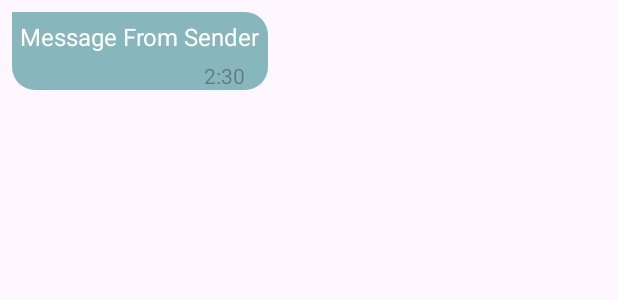
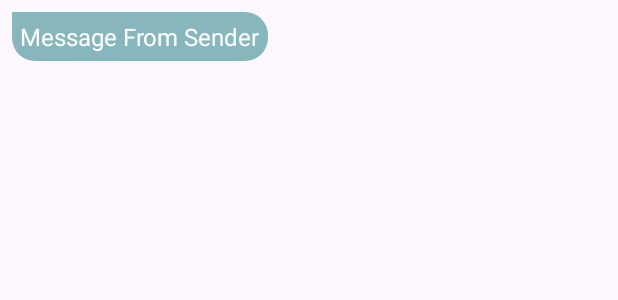
Before and after one commit to DevP-ai/InnerTalk, an Android app: the layout receiver_item_layout.xml on its own in the app's theme, with its tools: preview values and no code run, on a phone screen of 412 x 824 dp. Shown: the top 300 px of the screen. Run offline under Robolectric (Android 15) with nearby library versions, the phone set to English and light mode, and no system bars.

```diff
--- a/app/src/main/java/com/developer/android/dev/freakycode/androidapp/innertalk/adapter/ExpertsAdapter.kt
+++ b/app/src/main/java/com/developer/android/dev/freakycode/androidapp/innertalk/adapter/ExpertsAdapter.kt
@@ -25,6 +25,7 @@ class ExpertsAdapter(
         )
     }
 
+
     override fun getItemCount(): Int {
         return expertList.size
     }
--- a/app/src/main/java/com/developer/android/dev/freakycode/androidapp/innertalk/repository/AuthRepository.kt
+++ b/app/src/main/java/com/developer/android/dev/freakycode/androidapp/innertalk/repository/AuthRepository.kt
@@ -97,6 +97,7 @@ class AuthRepository {
 
         try {
             val snapshot = fireStoreDatabase.collection("Users")
+                .whereNotEqualTo("userType","Client")
                 .get()
                 .await()
 
--- a/app/src/main/res/layout/receiver_item_layout.xml
+++ b/app/src/main/res/layout/receiver_item_layout.xml
@@ -23,15 +23,7 @@
             android:padding="5dp"
             app:layout_constraintStart_toStartOf="parent"
             app:layout_constraintTop_toTopOf="parent"/>
-        <TextView
-            android:id="@+id/receivedMessageTime"
-            android:layout_width="wrap_content"
-            android:layout_height="wrap_content"
-            android:hint="2:30"
-            android:paddingStart="15dp"
-            android:paddingEnd="15dp"
-            android:layout_gravity="end"
-            android:textColor="@color/black"/>
+
     </LinearLayout>
 
 
```
Also changed, not shown: app/src/main/java/com/developer/android/dev/freakycode/androidapp/innertalk/ChatFragment.kt (+14 -0 lines), app/src/main/java/com/developer/android/dev/freakycode/androidapp/innertalk/adapter/ChatAdapter.kt (added, +46 -0 lines), app/src/main/res/layout/sender_item_layout.xml (+1 -9 lines).
